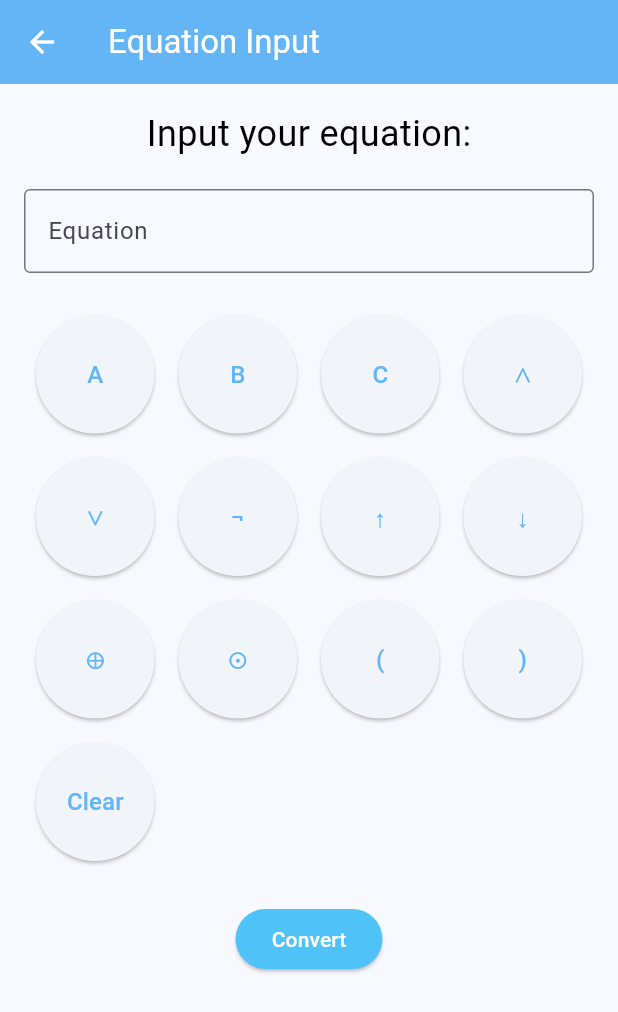
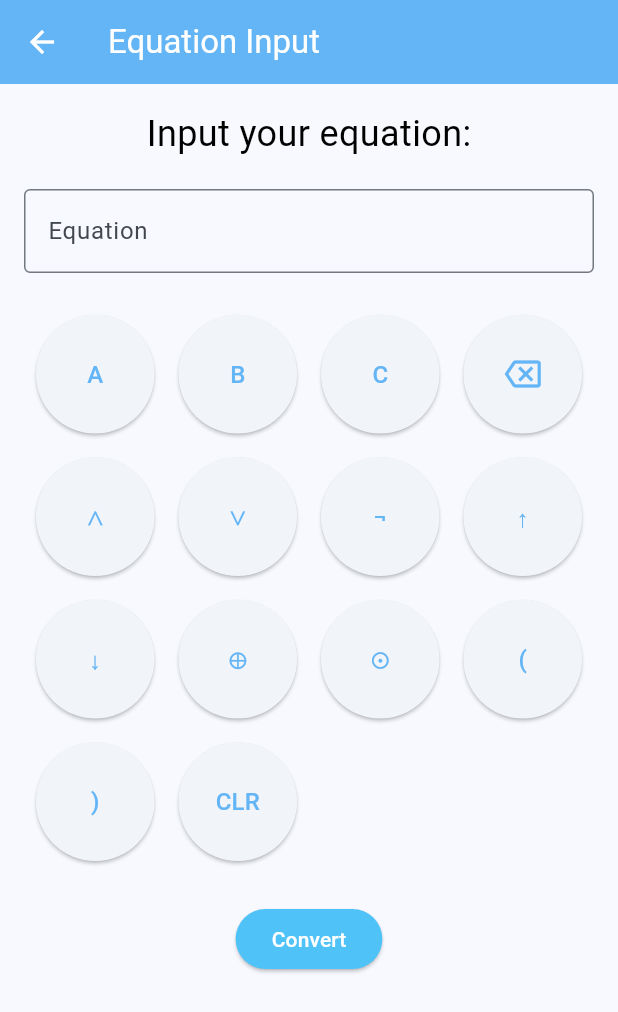
Before and after one commit to Zyldzkie/logicalc, a Flutter app: the EquationInputPage screen opened directly, on a phone screen of 412 x 824 dp. Shown: the top 1012 px of the screen. Run offline on Flutter 3.47's test engine with Material 3 defaults, Android fonts, the phone set to English and light mode, and no system bars; our stand-ins replace camera; missing offline and left inert: expressions, graphview.

Commit message:
add "DEL" button

```diff
--- a/lib/main.dart
+++ b/lib/main.dart
@@ -401,8 +401,13 @@ class _EquationInputPageState extends State<EquationInputPage> {
 
   void _handleKeyPress(String value) {
     setState(() {
-      if (value == 'Clear') {
+      if (value == 'CLR') {
         _controller.clear();
+      } else if (value == 'DEL') {
+        final text = _controller.text;
+        if (text.isNotEmpty) {
+          _controller.text = text.substring(0, text.length - 1);
+        }
       } else {
         _controller.text += value;
       }
@@ -496,6 +501,7 @@ class CustomKeyboard extends StatelessWidget {
         _buildKey('A'),         // Variable A
         _buildKey('B'),         // Variable B
         _buildKey('C'),         // Variable C
+        _buildKey('DEL', icon: Icons.backspace_outlined),  // Backspace button
         _buildKey('∧'),         // Logical AND (symbol: ∧)
         _buildKey('∨'),         // Logical OR (symbol: ∨)
         _buildKey('¬'),         // Logical NOT (symbol: ¬)
@@ -505,25 +511,27 @@ class CustomKeyboard extends StatelessWidget {
         _buildKey('⊙'),         // Logical XNOR (symbol: ⊙)
         _buildKey('('),         // Open parenthesis
         _buildKey(')'),         // Close parenthesis
-        _buildKey('Clear'),     // Clear
+        _buildKey('CLR'),       // Clear
       ],
     );
   }
 
-  Widget _buildKey(String label) {
+  Widget _buildKey(String label, {IconData? icon}) {
     return Padding(
-      padding: const EdgeInsets.all(8.0), // Space between buttons
+      padding: const EdgeInsets.all(8.0),
       child: ElevatedButton(
         onPressed: () {
           onKeyPressed(label);
         },
         style: ElevatedButton.styleFrom(
-          padding: const EdgeInsets.symmetric(vertical: 10.0, horizontal: 20.0), // Smaller button size
+          padding: const EdgeInsets.symmetric(vertical: 10.0, horizontal: 20.0),
         ),
-        child: Text(
-          label,
-          style: const TextStyle(fontSize: 16), // Larger font size
-        ),
+        child: icon != null
+          ? Icon(icon, size: 24)
+          : Text(
+              label,
+              style: const TextStyle(fontSize: 16),
+            ),
       ),
     );
   }
```
